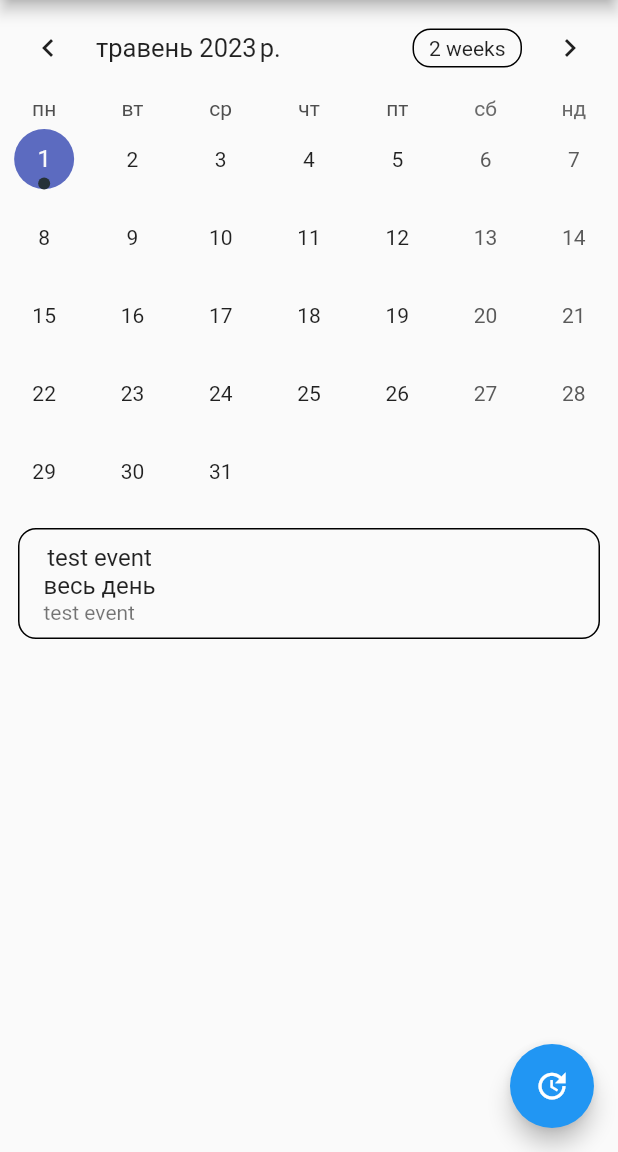
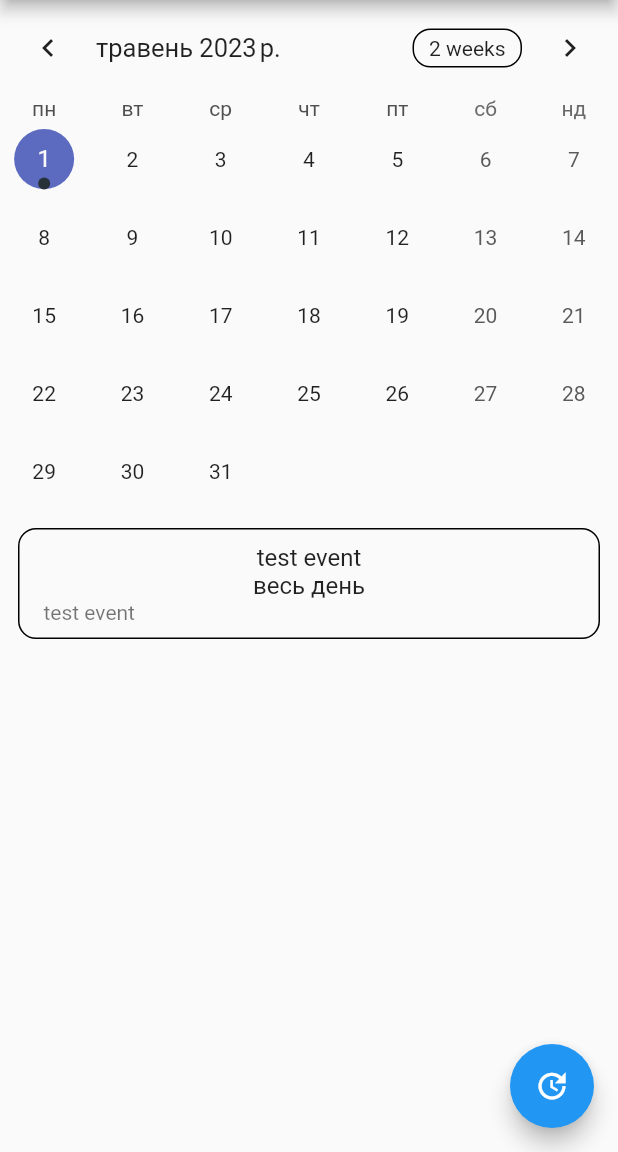
Before and after one commit to Alfatyhin/flutter_tango_calendar, a Flutter app: the screen it shows after launch, on a phone screen of 412 x 824 dp, the part 84-1236 px from its top. Run offline on Flutter 3.47's test engine with Material 2 defaults, Android fonts, the phone set to English and light mode, and no system bars; drawn by our look-alikes of table_calendar; our stand-ins replace dio, shared_preferences.

Commit message:
выравнимания текста

```diff
--- a/lib/pages/start_page.dart
+++ b/lib/pages/start_page.dart
@@ -225,6 +225,8 @@ class _StartPageState extends State<StartPage> {
                       child: ListTile(
                         onTap: () => print(value[index].toString()),
                         title: Row(
+                          textDirection: TextDirection.ltr,
+                          mainAxisAlignment: MainAxisAlignment.spaceEvenly,
                           children: [
                             Column(
                               children: [
```
Also changed, not shown: lib/pages/calendars.dart (+7 -1 lines).
